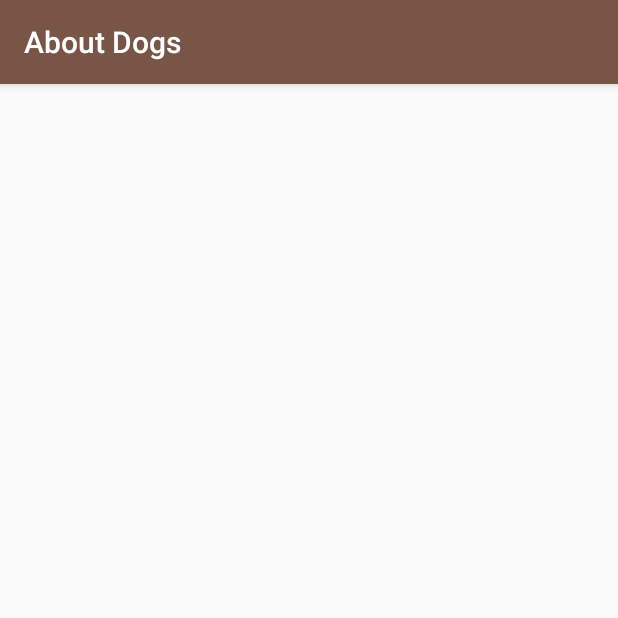
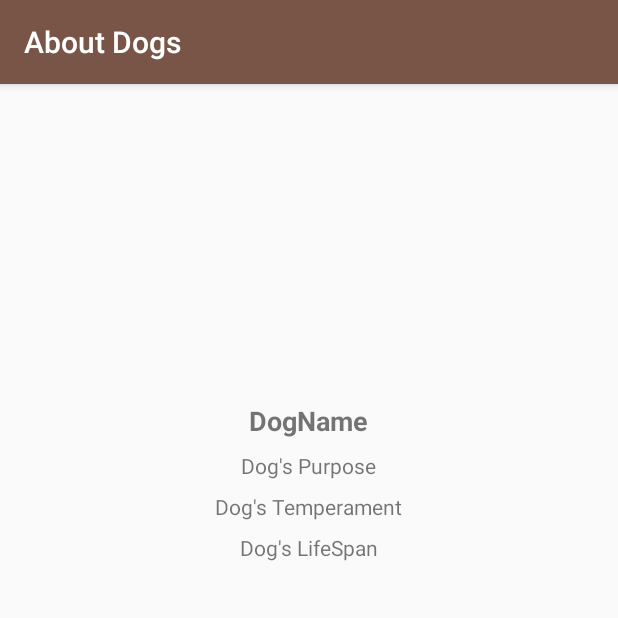
Before and after one commit to mayokunadeniyi/Dog-Pool, an Android app: the DetailFragment screen opened through its navigation route, on a phone screen of 412 x 824 dp, the top half of it. Run offline under Robolectric (Android 15) with nearby library versions, the phone set to English and light mode, and no system bars; our stand-ins replace Timber, data binding.

Commit message:
Create detail fragment

```diff
--- a/app/src/main/res/layout/fragment_detail.xml
+++ b/app/src/main/res/layout/fragment_detail.xml
@@ -3,10 +3,57 @@
     xmlns:app="http://schemas.android.com/apk/res-auto"
     xmlns:tools="http://schemas.android.com/tools">
 
-    <androidx.constraintlayout.widget.ConstraintLayout
+    <RelativeLayout
         android:layout_width="match_parent"
         android:layout_height="match_parent"
         tools:context=".view.DetailFragment">
 
-    </androidx.constraintlayout.widget.ConstraintLayout>
+        <ImageView
+            android:id="@+id/dogImage"
+            android:layout_width="match_parent"
+            android:layout_height="wrap_content"
+            android:minHeight="200dp"
+            android:scaleType="fitCenter"
+            tools:srcCompat="@tools:sample/avatars" />
+
+        <TextView
+            android:id="@+id/dogName"
+            android:layout_width="wrap_content"
+            android:layout_height="wrap_content"
+            android:padding="4dp"
+            style="@style/Title"
+            android:layout_centerHorizontal="true"
+            android:layout_below="@id/dogImage"
+            android:text="DogName" />
+
+        <TextView
+            android:id="@+id/dogPurpose"
+            android:layout_width="wrap_content"
+            android:layout_height="wrap_content"
+            android:text="Dog's Purpose"
+            android:layout_below="@id/dogName"
+            android:padding="4dp"
+            android:layout_centerHorizontal="true"
+            style="@style/Text"/>
+
+        <TextView
+            android:id="@+id/dogTemperament"
+            android:layout_width="wrap_content"
+            android:layout_height="wrap_content"
+            android:text="Dog's Temperament"
+            android:layout_below="@id/dogPurpose"
+            android:padding="4dp"
+            android:layout_centerHorizontal="true"
+            style="@style/Text"/>
+
+        <TextView
+            android:id="@+id/dogLifeSpan"
+            android:layout_width="wrap_content"
+            android:layout_height="wrap_content"
+            android:text="Dog's LifeSpan"
+            android:layout_below="@id/dogTemperament"
+            android:padding="4dp"
+            android:layout_centerHorizontal="true"
+            style="@style/Text"/>
+    </RelativeLayout>
 </layout>
```
